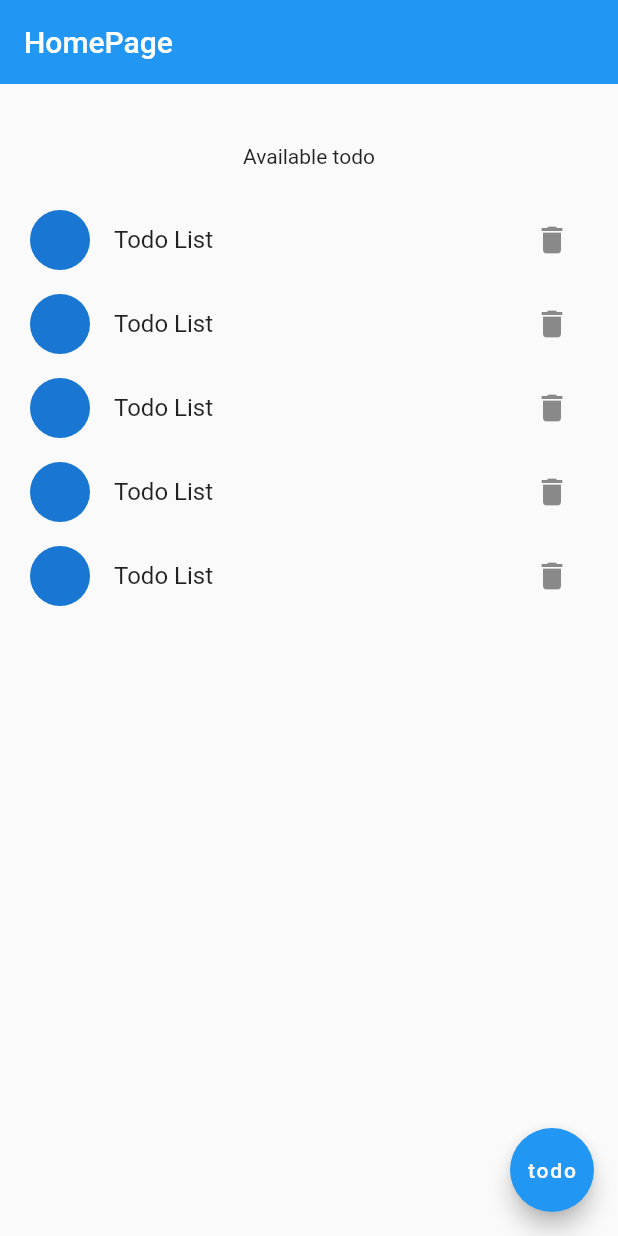
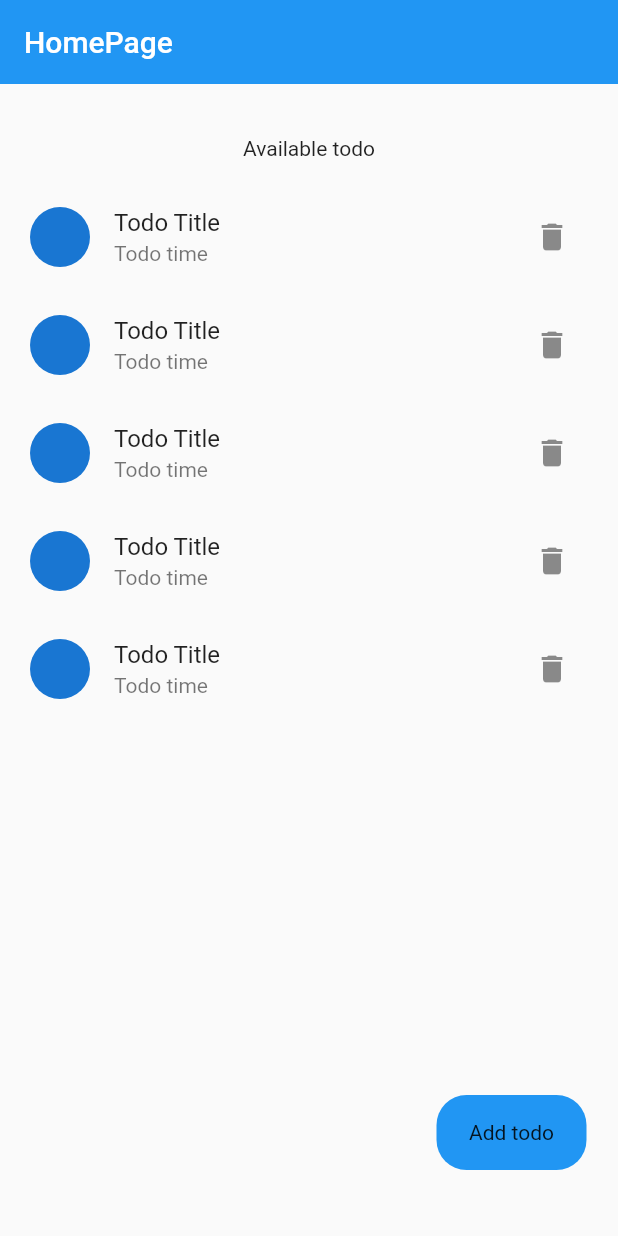
Before and after one commit to AaroicTech/Flutter-Graphql, a Flutter app: the screen it shows after launch, on a phone screen of 412 x 824 dp. Run offline on Flutter 3.47's test engine with Material 2 defaults, Android fonts, the phone set to English and light mode, and no system bars; our stand-ins replace graphql_flutter.

Commit message:
update code

```diff
--- a/lib/Screens/add_todo.dart
+++ b/lib/Screens/add_todo.dart
@@ -31,13 +31,14 @@ class _AddTodoState extends State<AddTodo> {
                 width: MediaQuery.of(context).size.width,
                 decoration: BoxDecoration(
                   //color: Colors.red,
+                  border: Border.all(),
                   borderRadius: BorderRadius.circular(15),
                 ),
                 child: TextFormField(
                   controller: _task,
                   decoration: const InputDecoration(
                     border: InputBorder.none,
-                    hintText: 'data',
+                    hintText: 'Todo Task',
                   ),
                 ),
               ),
--- a/lib/Screens/todo_home_page.dart
+++ b/lib/Screens/todo_home_page.dart
@@ -26,7 +26,7 @@ class _TodoHomePageState extends State<TodoHomePage> {
               child: Column(
                 children: [
                   Container(
-                    margin: const EdgeInsets.all(20),
+                    margin: const EdgeInsets.all(15),
                     child: const Text('Available todo'),
                   ),
                   Expanded(
@@ -37,7 +37,8 @@ class _TodoHomePageState extends State<TodoHomePage> {
                             return ListTile(
                               contentPadding: const EdgeInsets.all(0),
                               leading: const CircleAvatar(),
-                              title: const Text('Todo List'),
+                              title: const Text('Todo Title'),
+                              subtitle: const Text('Todo time'),
                               trailing: IconButton(
                                 onPressed: () {},
                                 icon: const Icon(Icons.delete),
@@ -48,23 +49,41 @@ class _TodoHomePageState extends State<TodoHomePage> {
                       ),
                     ),
                   ),
+                  Padding(
+                    padding: const EdgeInsets.only(left: 270),
+                    child: GestureDetector(
+                      onTap: () {
+                        Navigator.push(
+                          context,
+                          MaterialPageRoute(
+                            builder: (_) => AddTodo(),
+                          ),
+                        );
+                      },
+                      child: Container(
+                        height: 50,
+                        width: 100,
+                        decoration: BoxDecoration(
+                          color: Colors.blue,
+                          borderRadius: BorderRadius.circular(20),
+                        ),
+                        child: Center(
+                          child: const Text('Add todo'),
+                        ),
+                      ),
+                    ),
+                  ),
+                  SizedBox(height: 80),
                 ],
               ),
             ),
-          )
+          ),
         ],
       ),
-      floatingActionButton: FloatingActionButton(
-        onPressed: () {
-          Navigator.push(
-            context,
-            MaterialPageRoute(
-              builder: (_) => AddTodo(),
-            ),
-          );
-        },
-        child: const Text('todo'),
-      ),
+      // floatingActionButton: FloatingActionButton(
+      //   onPressed: () {},
+
+      // ),
     );
   }
 }
--- a/lib/main.dart
+++ b/lib/main.dart
@@ -1,7 +1,9 @@
 import 'package:flutter/material.dart';
+import 'package:graphql_flutter/graphql_flutter.dart';
 import 'package:graphql_todo_app/Screens/todo_home_page.dart';
 
 void main() {
+ // HiveStore.openBox;
   runApp(const MyApp());
 }
 
--- /dev/null
+++ b/lib/util/url.dart
@@ -0,0 +1,2 @@
+const String endpointUrl =
+    'https://wisdommatt-graphql-todolist.herokuapp.com/query';
--- a/pubspec.yaml
+++ b/pubspec.yaml
@@ -34,6 +34,8 @@ dependencies:
   # The following adds the Cupertino Icons font to your application.
   # Use with the CupertinoIcons class for iOS style icons.
   cupertino_icons: ^1.0.2
+  provider: ^6.0.2
+  graphql_flutter: ^5.0.1
 
 dev_dependencies:
   flutter_test:
```
Also changed, not shown: lib/Schemas/schema_endpoint.dart (added, +17 -0 lines), pubspec.lock.
